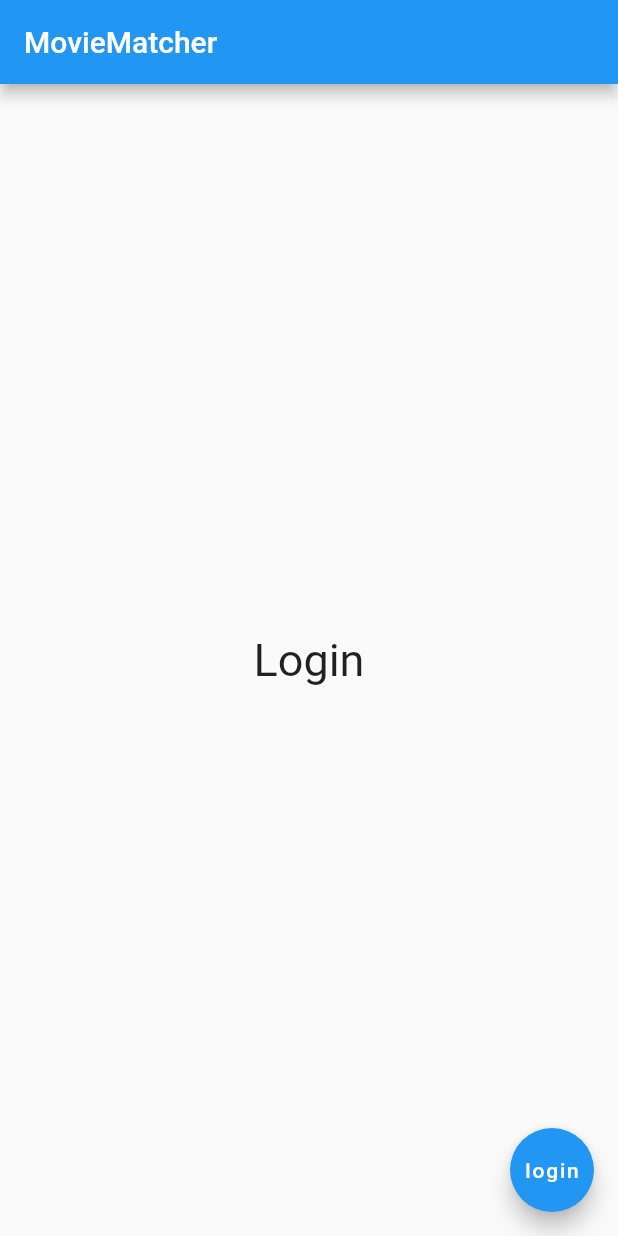
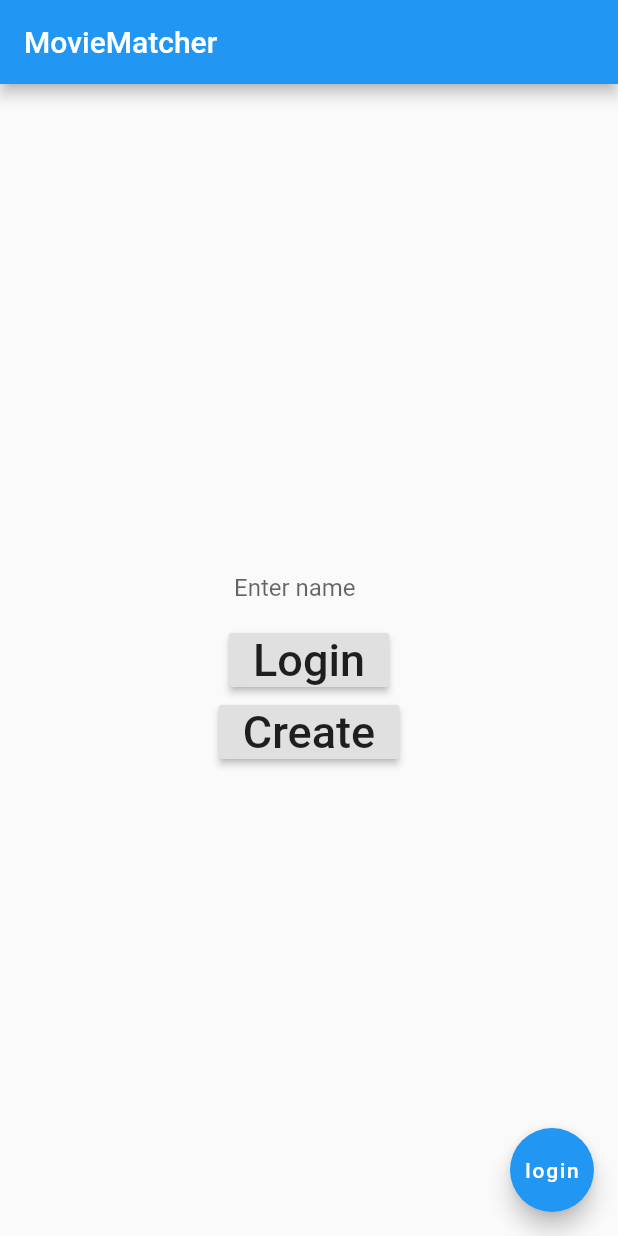
Before and after one commit to ucll-mobile-2021/project-jeroenanthonyseppewout, a Flutter app: the screen it shows after launch, on a phone screen of 412 x 824 dp. Run offline on Flutter 3.47's test engine with Material 2 defaults, Android fonts, the phone set to English and light mode, and no system bars.

Commit message:
second screen added

```diff
--- a/lib/main.dart
+++ b/lib/main.dart
@@ -1,31 +1,92 @@
 import 'package:flutter/material.dart';
 
-void main() {
-  runApp(MaterialApp(
-    home: Scaffold(
+void main() => runApp(MaterialApp(
+  title: 'Named Routes Demo',
+  // Start the app with the "/" named route. In this case, the app starts
+  // on the FirstScreen widget.
+  initialRoute: '/',
+  routes: {
+    // When navigating to the "/" route, build the FirstScreen widget.
+    '/': (context) => LoginScreen(),
+    // When navigating to the "/second" route, build the SecondScreen widget.
+    '/second': (context) => SecondScreen(),
+  },
+));
+
+class LoginScreen extends StatelessWidget {
+  @override
+  Widget build(BuildContext context) {
+    return Scaffold(
       appBar: AppBar(
         title: Text('MovieMatcher'),
       ),
-      body: Center(
-        child: Text(
-            'Login',
-          style: TextStyle(
-            fontSize: 30.0
+      body: Column(
+        mainAxisAlignment: MainAxisAlignment.center,
+        children: <Widget>[
+          Center(
+            child: Container(
+              width: 100.0,
+              child: TextFormField(
+                decoration: InputDecoration(
+                  border: InputBorder.none,
+                  hintText: 'Enter name',
+                ),
+              ),
+            ),
           ),
-        ),
+          Center(
+            child: RaisedButton(
+              onPressed: (){
+                Navigator.pushNamed(context, '/second');
+              },
+              child: Text(
+                'Login',
+                style: TextStyle(
+                    fontSize: 30.0
+                ),
+              ),
+            ),
+          ),
+          Center(
+            child: RaisedButton(
+              onPressed: (){
+                Navigator.pushNamed(context, '/second');
+              },
+              child: Text(
+                'Create',
+                style: TextStyle(
+                    fontSize: 30.0
+                ),
+              ),
+            ),
+          ),
+        ],
       ),
+
       floatingActionButton: FloatingActionButton(
         onPressed: (){},
         child: Text('login'),
       ),
-    ),
-  ));
+    );
+  }
 }
 
-
-class loginScreen extends StatelessWidget {
+class SecondScreen extends StatelessWidget {
   @override
   Widget build(BuildContext context) {
-    return Container();
+    return Scaffold(
+      appBar: AppBar(
+        title: Text("Second Screen"),
+      ),
+      body: Center(
+        child: ElevatedButton(
+          onPressed: () {
+            // Navigate back to first screen when tapped.
+            Navigator.pushNamed(context, '/');
+          },
+          child: Text('Go back!'),
+        ),
+      ),
+    );
   }
 }
```
